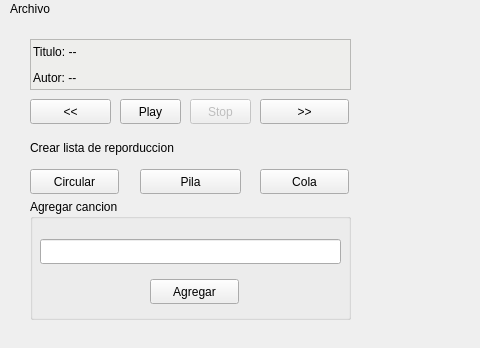
FreddyJRC/-EDD-Practica1, file mainwindow.ui: the form before one commit; both pictures show x 0 to 480 and y 0 to 348 of the 719 by 348 pixel window.
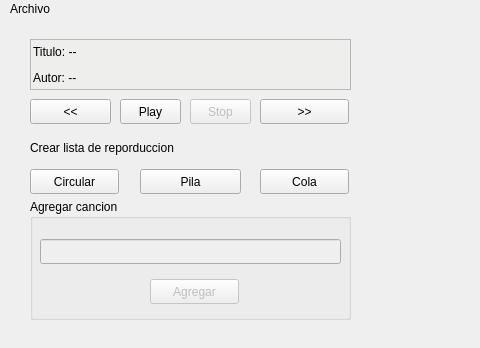
The form after the commit.

Patch:
```diff
--- a/mainwindow.ui
+++ b/mainwindow.ui
@@ -196,6 +196,9 @@
      <bool>false</bool>
     </property>
     <widget class="QLineEdit" name="lineEdit">
+     <property name="enabled">
+      <bool>false</bool>
+     </property>
      <property name="geometry">
       <rect>
        <x>10</x>
@@ -206,6 +209,9 @@
      </property>
     </widget>
     <widget class="QPushButton" name="pushButton_8">
+     <property name="enabled">
+      <bool>false</bool>
+     </property>
      <property name="geometry">
       <rect>
        <x>120</x>
```
